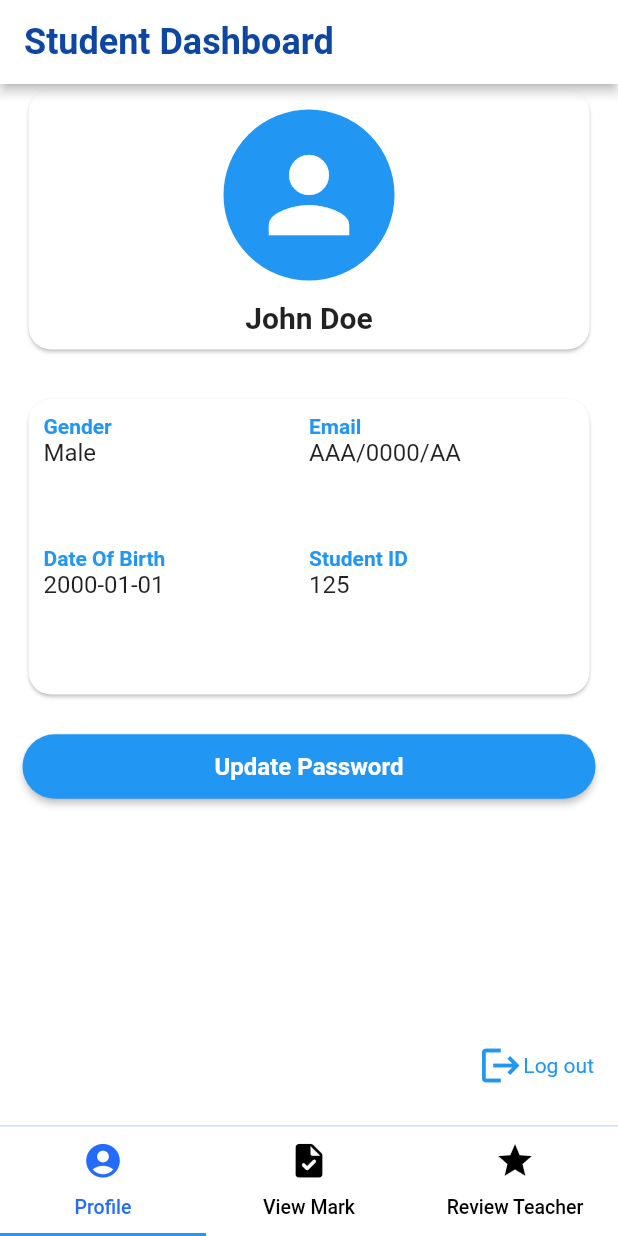
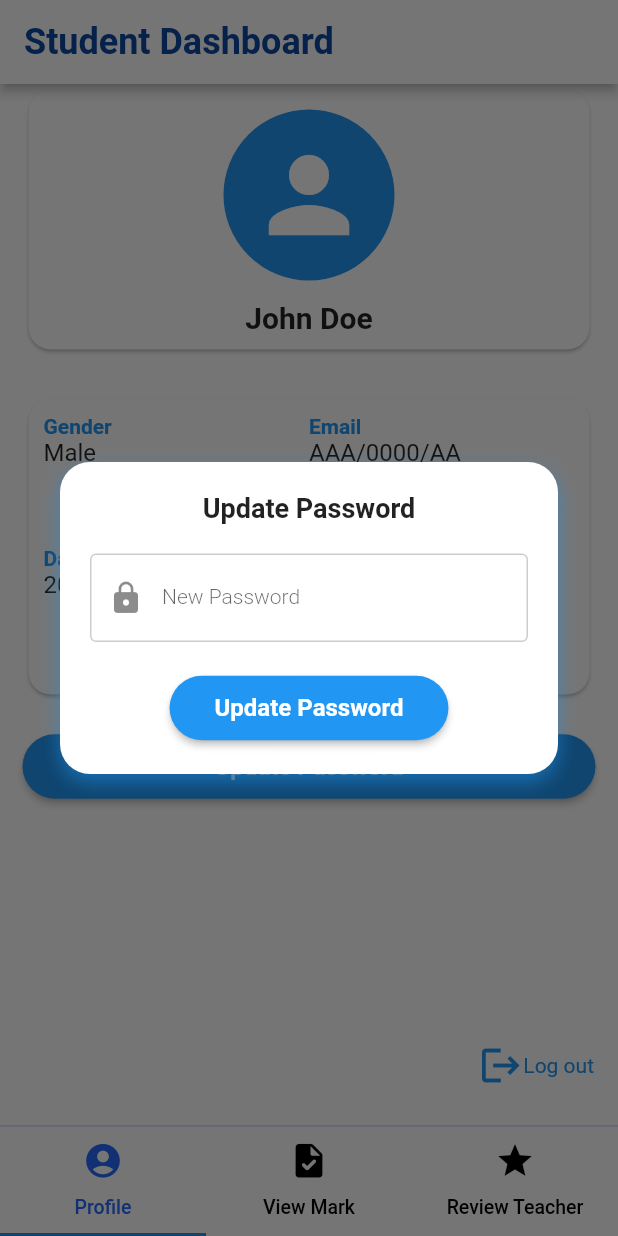
Before and after one commit to Yishak123-sol/school-app, a Flutter app: the screen it shows after launch, after a tap on "Update Password", on a phone screen of 412 x 824 dp. Run offline on Flutter 3.47's test engine with Material 2 defaults, Android fonts, the phone set to English and light mode, and no system bars; our stand-ins replace introduction_screen; Roboto replaces fonts that are missing (Poppins).

Commit message:
for now its looking good

```diff
--- a/lib/Pages/student_home_page.dart
+++ b/lib/Pages/student_home_page.dart
@@ -2,6 +2,7 @@ import 'package:flutter/material.dart';
 import 'package:school_app/Pages/student_mark_view_page.dart';
 import 'package:school_app/Pages/student_profile_page.dart';
 import 'package:school_app/Pages/student_review_add_page.dart';
+import 'package:school_app/util/widgets.dart';
 
 class StudentHomePage extends StatefulWidget {
   const StudentHomePage({super.key});
--- a/lib/Pages/student_profile_page.dart
+++ b/lib/Pages/student_profile_page.dart
@@ -1,4 +1,5 @@
 import 'package:flutter/material.dart';
+import 'package:school_app/util/widgets.dart';
 
 class StudentProfile extends StatefulWidget {
   @override
@@ -160,6 +161,12 @@ class _StudentProfileState extends State<StudentProfile> {
               ),
             ),
             onPressed: () {
+              showDialog(
+                context: context,
+                builder: (context) {
+                  return AlertForm(buttonText: 'Update Password');
+                },
+              );
               // Handle the password update action
             },
             child: Text(
@@ -203,3 +210,89 @@ class _StudentProfileState extends State<StudentProfile> {
     );
   }
 }
+
+class AlertForm extends StatefulWidget {
+  final String buttonText;
+
+  const AlertForm({
+    Key? key,
+    required this.buttonText,
+  }) : super(key: key);
+
+  @override
+  State<AlertForm> createState() => _AlertFormState();
+}
+
+class _AlertFormState extends State<AlertForm> {
+  @override
+  Widget build(BuildContext context) {
+    return Dialog(
+      shape: RoundedRectangleBorder(
+        borderRadius: BorderRadius.circular(20.0),
+      ),
+      elevation: 0,
+      backgroundColor: Colors.transparent,
+      child: contentBox(context),
+    );
+  }
+
+  contentBox(BuildContext context) {
+    return Container(
+      padding: const EdgeInsets.all(20),
+      decoration: BoxDecoration(
+        shape: BoxShape.rectangle,
+        color: Colors.white,
+        borderRadius: BorderRadius.circular(20),
+        boxShadow: [
+          BoxShadow(
+            color: Colors.blue.withOpacity(0.5),
+            blurRadius: 10,
+            offset: const Offset(0, 5),
+          ),
+        ],
+      ),
+      child: Column(
+        mainAxisSize: MainAxisSize.min,
+        children: <Widget>[
+          Text(
+            widget.buttonText,
+            style: TextStyle(
+              fontSize: 18,
+              fontWeight: FontWeight.bold,
+            ),
+          ),
+          const SizedBox(height: 20),
+          InputBox(
+            inputLabel: "New Password",
+            placeHolder: "Enter your new password",
+            update: (value) {
+              // Handle password update logic here
+            },
+            icon: Icon(Icons.lock),
+          ),
+          const SizedBox(height: 20),
+          ElevatedButton(
+            style: ElevatedButton.styleFrom(
+              padding: const EdgeInsets.symmetric(vertical: 12, horizontal: 30),
+              primary: Colors.blue,
+              shape: RoundedRectangleBorder(
+                borderRadius: BorderRadius.circular(25.0),
+              ),
+            ),
+            onPressed: () {
+              // Handle the password update action
+            },
+            child: Text(
+              'Update Password',
+              style: TextStyle(
+                fontWeight: FontWeight.w700,
+                fontSize: 16,
+                color: Colors.white,
+              ),
+            ),
+          ),
+        ],
+      ),
+    );
+  }
+}
--- a/lib/util/widgets.dart
+++ b/lib/util/widgets.dart
@@ -134,7 +134,7 @@ class InputTextField extends StatelessWidget {
 
 class WidgetSpace extends StatelessWidget {
   const WidgetSpace({Key? key, this.child, this.space = 0.0}) : super(key: key);
-  final dynamic child;
+  final child;
   final double space;
   @override
   Widget build(BuildContext context) => Column(
```
Also changed, not shown: lib/Pages/student_review_add_page.dart (+93 -3 lines).
